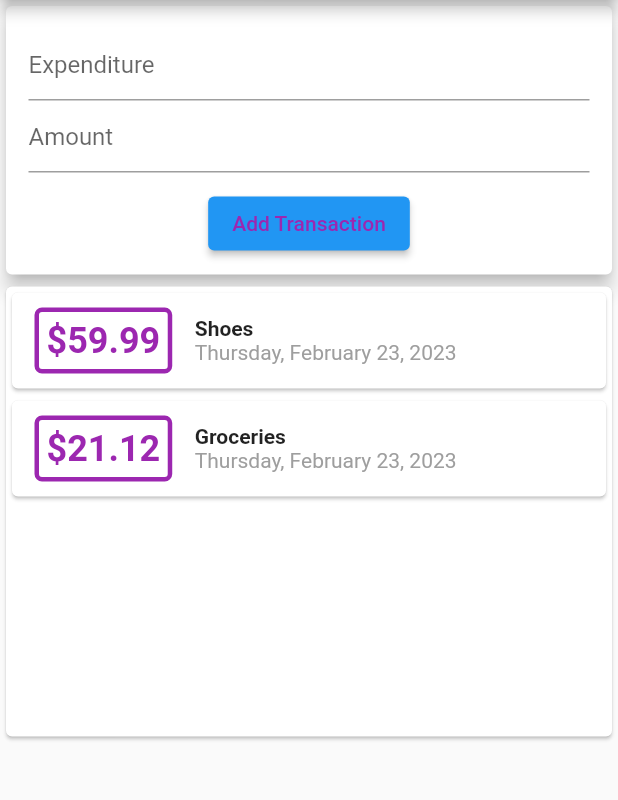
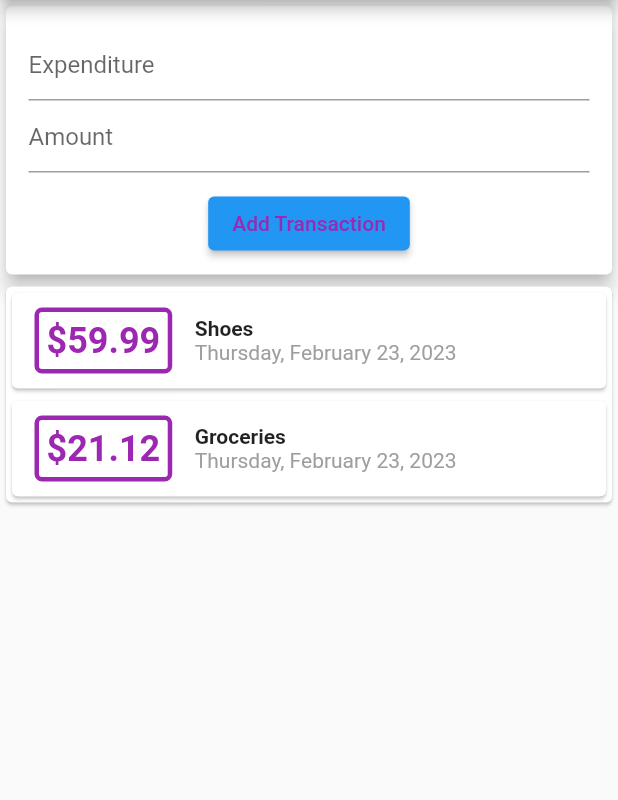
Before and after one commit to marcellus-saputra/udemy_expenses_app, a Flutter app: the screen it shows after launch, on a phone screen of 412 x 824 dp, the part 84-884 px from its top. Run offline on Flutter 3.47's test engine with Material 2 defaults, Android fonts, the phone set to English and light mode, and no system bars.

Commit message:
Removed transaction list height limit

```diff
--- a/lib/transactionlist.dart
+++ b/lib/transactionlist.dart
@@ -10,9 +10,7 @@ class TransactionList extends StatelessWidget {
 
   @override
   Widget build(BuildContext context) {
-    return Container(
-      height: 300,
-      child: SingleChildScrollView(
+    return SingleChildScrollView(
       child: Column(
         children: txList.map((tx) {
           return TransactionCard(
@@ -23,7 +21,6 @@ class TransactionList extends StatelessWidget {
           );
         }).toList(),
       ),
-      ),
     );
   }
 }
```
Lines whose indentation alone changed are shown as unchanged.
